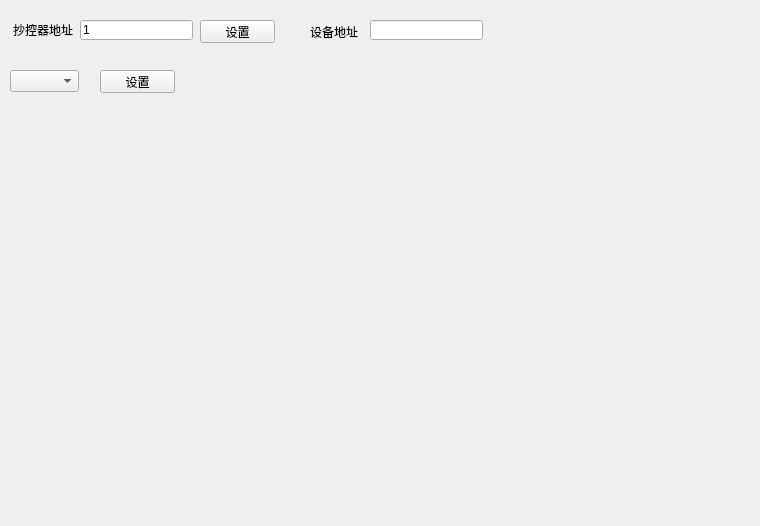
Above: source/plug/oip_ui.ui from chopin1993/protocolmaster-20210731 before the change. Below: the same form after it.
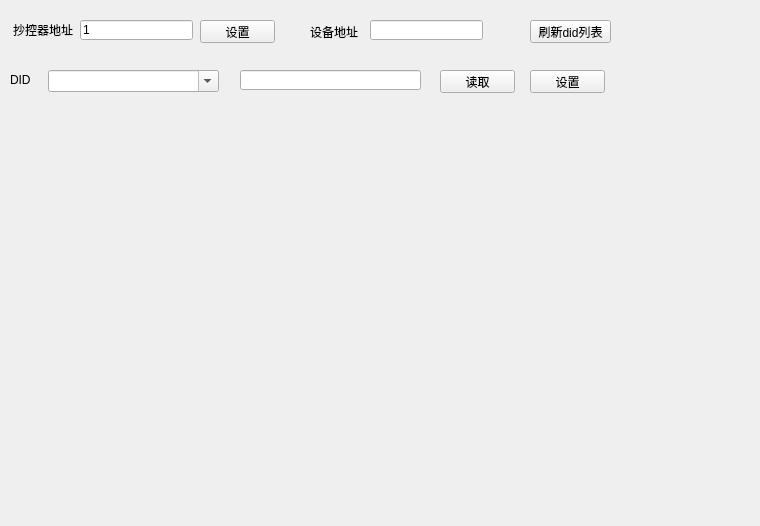
That is the form after the change.

Commit message: 1. did config 2. resgiter class

The edit to the form file:
```diff
--- a/source/plug/oip_ui.ui
+++ b/source/plug/oip_ui.ui
@@ -78,7 +78,7 @@
   <widget class="QPushButton" name="pushButton">
    <property name="geometry">
     <rect>
-     <x>100</x>
+     <x>530</x>
      <y>70</y>
      <width>75</width>
      <height>23</height>
@@ -88,14 +88,69 @@
     <string>设置</string>
    </property>
   </widget>
-  <widget class="QComboBox" name="debugcomboBox">
+  <widget class="QComboBox" name="didcomboBox">
+   <property name="enabled">
+    <bool>true</bool>
+   </property>
    <property name="geometry">
     <rect>
-     <x>10</x>
+     <x>48</x>
      <y>70</y>
-     <width>69</width>
+     <width>171</width>
      <height>22</height>
     </rect>
+   </property>
+   <property name="editable">
+    <bool>true</bool>
+   </property>
+  </widget>
+  <widget class="QPushButton" name="readPushButton">
+   <property name="geometry">
+    <rect>
+     <x>440</x>
+     <y>70</y>
+     <width>75</width>
+     <height>23</height>
+    </rect>
+   </property>
+   <property name="text">
+    <string>读取</string>
+   </property>
+  </widget>
+  <widget class="QLabel" name="label_4">
+   <property name="geometry">
+    <rect>
+     <x>10</x>
+     <y>70</y>
+     <width>41</width>
+     <height>20</height>
+    </rect>
+   </property>
+   <property name="text">
+    <string>DID</string>
+   </property>
+  </widget>
+  <widget class="QLineEdit" name="didLineEdit">
+   <property name="geometry">
+    <rect>
+     <x>240</x>
+     <y>70</y>
+     <width>181</width>
+     <height>20</height>
+    </rect>
+   </property>
+  </widget>
+  <widget class="QPushButton" name="syncDIDPushButton">
+   <property name="geometry">
+    <rect>
+     <x>530</x>
+     <y>20</y>
+     <width>81</width>
+     <height>23</height>
+    </rect>
+   </property>
+   <property name="text">
+    <string>刷新did列表</string>
    </property>
   </widget>
  </widget>
```
Left out of the diff: 2 changed lines with no effect on the pictures. The commit also changes 13 other files.
